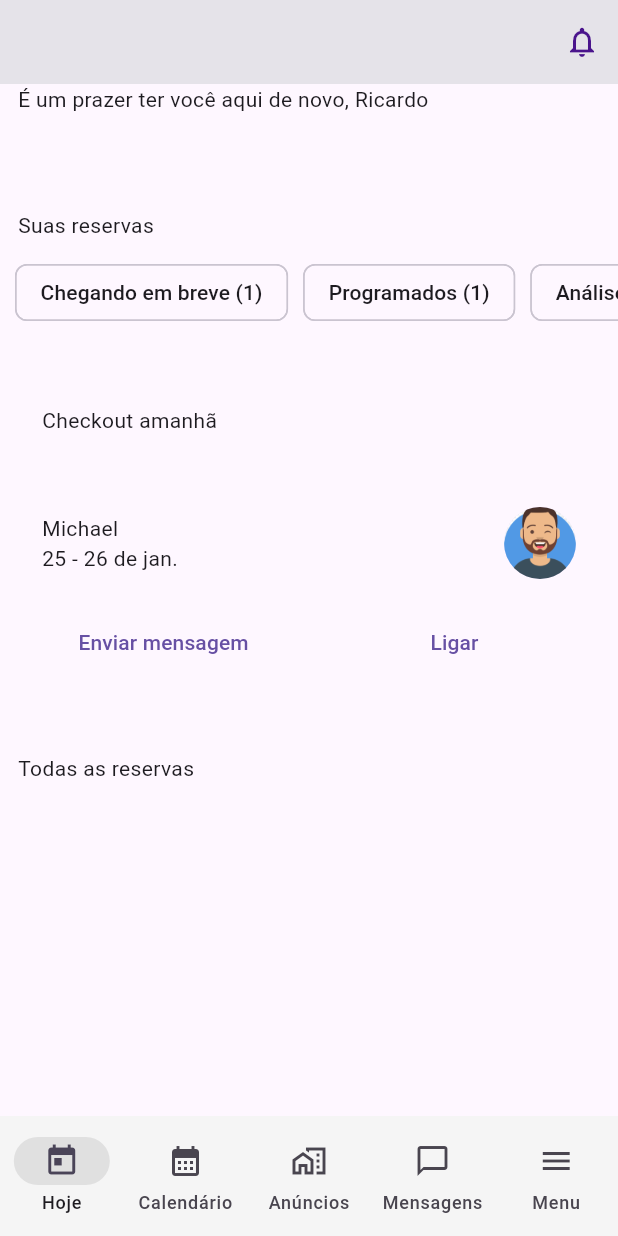
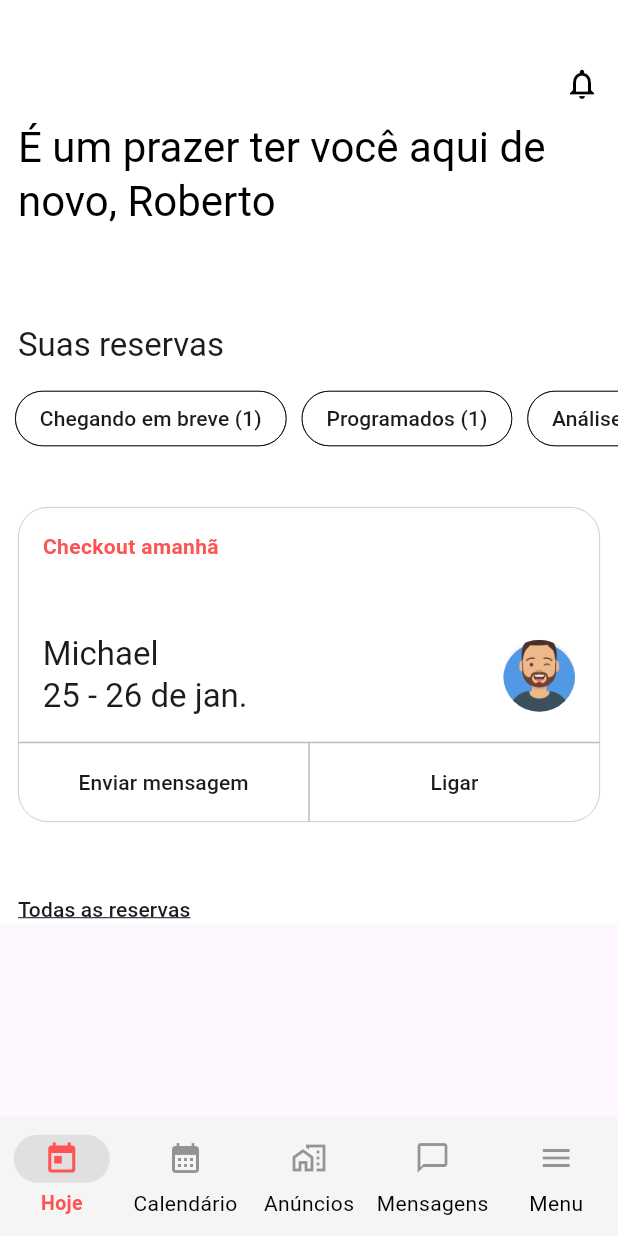
Before and after one commit to betocostadev/flutt_airbnb, a Flutter app: the screen it shows after launch, on a phone screen of 412 x 824 dp. Run offline on Flutter 3.47's test engine with Material 3 defaults, Android fonts, the light colour scheme and no system bars.

Commit message:
Improved App layout

```diff
--- a/lib/main.dart
+++ b/lib/main.dart
@@ -1,5 +1,6 @@
 import 'package:flutt_airbnb/utils.dart';
 import 'package:flutter/material.dart';
+import 'package:flutter/services.dart';
 
 void main() {
   runApp(const MyApp());
@@ -11,6 +12,48 @@ class MyApp extends StatelessWidget {
   @override
   Widget build(BuildContext context) {
     return MaterialApp(
+      debugShowCheckedModeBanner: false,
+      theme: ThemeData(
+        navigationBarTheme: NavigationBarThemeData(
+            backgroundColor: Colors.white,
+            elevation: 5,
+            indicatorColor: Colors.white,
+            labelTextStyle: MaterialStateProperty.resolveWith((states) {
+              if (states.contains(MaterialState.selected)) {
+                return const TextStyle(
+                    color: Colors.redAccent,
+                    fontWeight: FontWeight.bold,
+                    fontSize: 13);
+              }
+              return const TextStyle(color: Colors.black);
+            }),
+            iconTheme: MaterialStateProperty.resolveWith((states) {
+              if (states.contains(MaterialState.selected)) {
+                return const IconThemeData(color: Colors.redAccent, opacity: 1);
+              }
+              return const IconThemeData(color: Colors.black, opacity: 0.4);
+            })),
+        chipTheme: ChipThemeData(
+          disabledColor: Colors.white,
+          selectedColor: Colors.white,
+          secondarySelectedColor: Colors.black,
+          backgroundColor: Colors.white,
+          shape: RoundedRectangleBorder(
+            borderRadius: BorderRadius.circular(20.0),
+            side: const BorderSide(
+              width: 0.5,
+            ),
+          ),
+        ),
+        textTheme: TextTheme(
+          headlineMedium: Theme.of(context)
+              .textTheme
+              .headlineMedium
+              ?.copyWith(color: Colors.black),
+        ),
+        appBarTheme: const AppBarTheme(
+            iconTheme: IconThemeData(color: Colors.black), color: Colors.white),
+      ),
       home: MyHomePage(),
     );
   }
@@ -40,13 +83,20 @@ class _MyHomePageState extends State<MyHomePage> {
   Widget build(BuildContext context) {
     return Scaffold(
         appBar: AppBar(
-          elevation: 2,
-          backgroundColor: Colors.grey[200],
-          foregroundColor: Colors.purple[900],
+          toolbarHeight: 80,
+          systemOverlayStyle: const SystemUiOverlayStyle(
+              statusBarColor: Colors.white,
+              statusBarIconBrightness: Brightness.dark),
+          elevation: 0,
           actions: [
+            Column(
+              mainAxisAlignment: MainAxisAlignment.end,
+              children: [
                 IconButton(
                     onPressed: () {},
-                icon: const Icon(Icons.notifications_none_outlined))
+                    icon: const Icon(Icons.notifications_none_outlined)),
+              ],
+            )
           ],
         ),
         bottomNavigationBar: NavigationBar(
@@ -93,15 +143,21 @@ class _MyHomePageState extends State<MyHomePage> {
         ][currentPageIndex]);
   }
 
-  get todayTab => Container(
+  get todayTab => SingleChildScrollView(
+      child: Container(
+          color: Colors.white,
           child: Column(
             crossAxisAlignment: CrossAxisAlignment.start,
             mainAxisSize: MainAxisSize.max,
             children: [
               insidePadding(
-              const Text("É um prazer ter você aqui de novo, Ricardo"),
+                  Text(
+                    "É um prazer ter você aqui de novo, Roberto",
+                    style: Theme.of(context).textTheme.headlineMedium,
+                  ),
                   bottomPadding: 64),
-          insidePadding(const Text("Suas reservas")),
+              insidePadding(Text("Suas reservas",
+                  style: Theme.of(context).textTheme.titleLarge)),
               Container(
                 margin: const EdgeInsets.only(bottom: 24.0),
                 height: 70,
@@ -133,16 +189,26 @@ class _MyHomePageState extends State<MyHomePage> {
               insidePadding(Container(
                 margin: const EdgeInsets.only(bottom: 48.0),
                 width: double.maxFinite,
+                decoration: BoxDecoration(
+                  border: Border.all(
+                      color: Colors.black26,
+                      style: BorderStyle.solid,
+                      width: 0.5),
+                  borderRadius: BorderRadius.circular(20),
+                ),
                 child: Column(
                   children: [
                     Padding(
-                  padding: EdgeInsets.all(16.0),
+                      padding: const EdgeInsets.all(16.0),
                       child: Column(
                         crossAxisAlignment: CrossAxisAlignment.start,
                         children: [
-                      Padding(
+                          const Padding(
                             padding: EdgeInsets.only(bottom: 48.0),
-                        child: Text("Checkout amanhã"),
+                            child: Text("Checkout amanhã",
+                                style: TextStyle(
+                                    color: Colors.redAccent,
+                                    fontWeight: FontWeight.bold)),
                           ),
                           Row(
                             children: [
@@ -150,12 +216,18 @@ class _MyHomePageState extends State<MyHomePage> {
                                 child: Column(
                                   crossAxisAlignment: CrossAxisAlignment.start,
                                   children: [
-                                Text("Michael"),
-                                Text("25 - 26 de jan."),
+                                    Text("Michael",
+                                        style: Theme.of(context)
+                                            .textTheme
+                                            .titleLarge),
+                                    Text("25 - 26 de jan.",
+                                        style: Theme.of(context)
+                                            .textTheme
+                                            .titleLarge),
                                   ],
                                 ),
                               ),
-                          CircleAvatar(
+                              const CircleAvatar(
                                 backgroundImage:
                                     AssetImage("assets/images/avatar.png"),
                                 radius: 24,
@@ -165,34 +237,55 @@ class _MyHomePageState extends State<MyHomePage> {
                         ],
                       ),
                     ),
-                Row(
+                    const Divider(
+                      color: Colors.black26,
+                      height: 1,
+                    ),
+                    IntrinsicHeight(
+                      child: Row(
                         children: [
                           Expanded(
                             child: TextButton(
+                              style: const ButtonStyle(
+                                  tapTargetSize:
+                                      MaterialTapTargetSize.shrinkWrap),
                               onPressed: () {},
-                        child: const Padding(
-                          padding: EdgeInsets.all(8.0),
-                          child: Text("Enviar mensagem"),
+                              child: Padding(
+                                padding: const EdgeInsets.all(8.0),
+                                child: Text("Enviar mensagem",
+                                    style:
+                                        Theme.of(context).textTheme.labelLarge),
                               ),
                             ),
+                          ),
+                          const VerticalDivider(
+                            color: Colors.black26,
+                            width: 1,
                           ),
                           Expanded(
                             child: TextButton(
                               onPressed: () {},
-                        child: const Padding(
-                          padding: EdgeInsets.all(8.0),
-                          child: Text("Ligar"),
+                              child: Padding(
+                                padding: const EdgeInsets.all(8.0),
+                                child: Text("Ligar",
+                                    style:
+                                        Theme.of(context).textTheme.labelLarge),
                               ),
                             ),
                           ),
                         ],
                       ),
+                    )
                   ],
                 ),
               )),
-          insidePadding(const Text("Todas as reservas")),
+              insidePadding(Text("Todas as reservas",
+                  style: Theme.of(context)
+                      .textTheme
+                      .labelLarge
+                      ?.copyWith(decoration: TextDecoration.underline))),
             ],
-      ));
+          )));
   get calendarTab => const Center(child: Text("Calendário"));
   get advertisingTab => const Center(child: Text("Anúncio"));
   get messagesTab => const Center(child: Text("Mensagens"));
@@ -202,6 +295,12 @@ class _MyHomePageState extends State<MyHomePage> {
         label: Text(
           widget.textsOfChips[index],
         ),
+        shape: RoundedRectangleBorder(
+          borderRadius: BorderRadius.circular(20.0),
+          side: BorderSide(
+            width: statesOfChips[index] ? 2.0 : 0.5,
+          ),
+        ),
         onPressed: () {
           setState(() {
             statesOfChips[index] = !statesOfChips[index];
```
Lines whose indentation alone changed are shown as unchanged.
